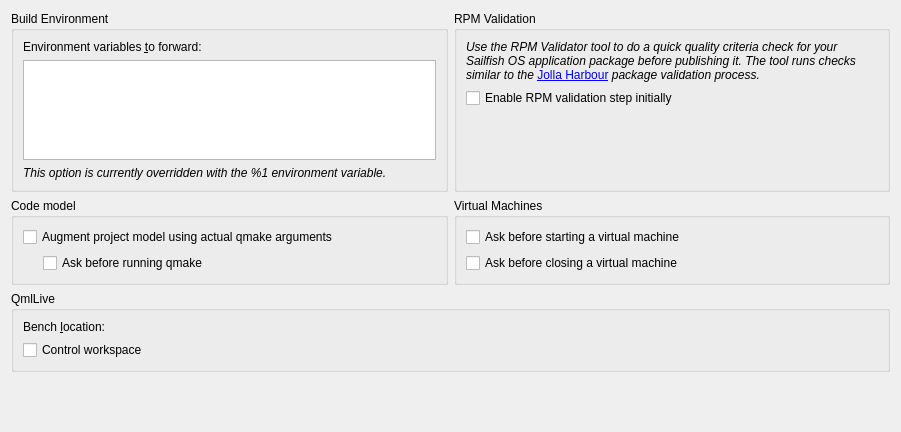
Old version of the form src/plugins/mer/mergeneraloptionswidget.ui in the repository sailfishos/sailfish-qtcreator.
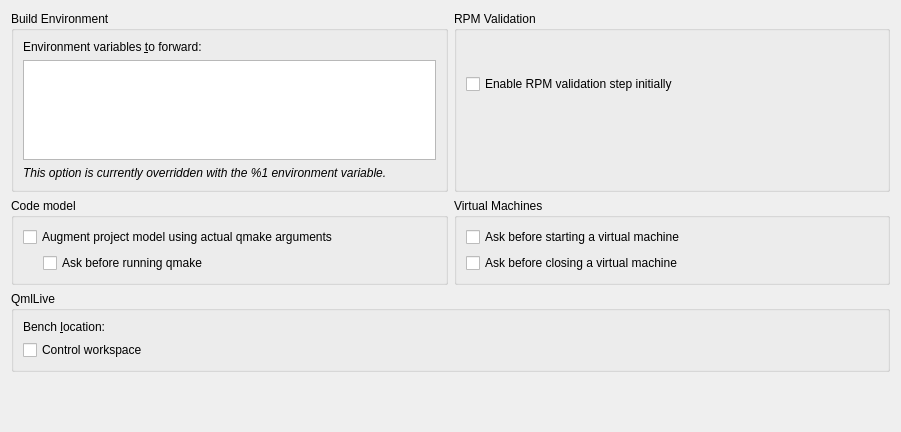
New version of the form. Custom widgets are drawn as their Qt base class.

```diff
--- a/src/plugins/mer/mergeneraloptionswidget.ui
+++ b/src/plugins/mer/mergeneraloptionswidget.ui
@@ -67,7 +67,7 @@
         <item>
          <widget class="QLabel" name="rpmValidationInfoLabel">
           <property name="text">
-           <string>&lt;html&gt;&lt;head/&gt;&lt;body&gt;&lt;p&gt;&lt;span style=&quot; font-style:italic;&quot;&gt;Use the RPM Validator tool to do a quick quality criteria check for your Sailfish OS application package before publishing it. The tool runs checks similar to the &lt;/span&gt;&lt;a href=&quot;https://harbour.jolla.com/faq&quot;&gt;&lt;span style=&quot; text-decoration: underline; color:#0000ff;&quot;&gt;Jolla Harbour&lt;/span&gt;&lt;/a&gt;&lt;span style=&quot; font-style:italic;&quot;&gt; package validation process.&lt;/span&gt;&lt;/p&gt;&lt;/body&gt;&lt;/html&gt;</string>
+           <string>&lt;html&gt;&lt;head/&gt;&lt;body&gt;&lt;p&gt;&lt;br/&gt;&lt;/p&gt;&lt;/body&gt;&lt;/html&gt;</string>
           </property>
           <property name="wordWrap">
            <bool>true</bool>
```
Left out of the diff: 9 changed lines with no effect on the pictures.
